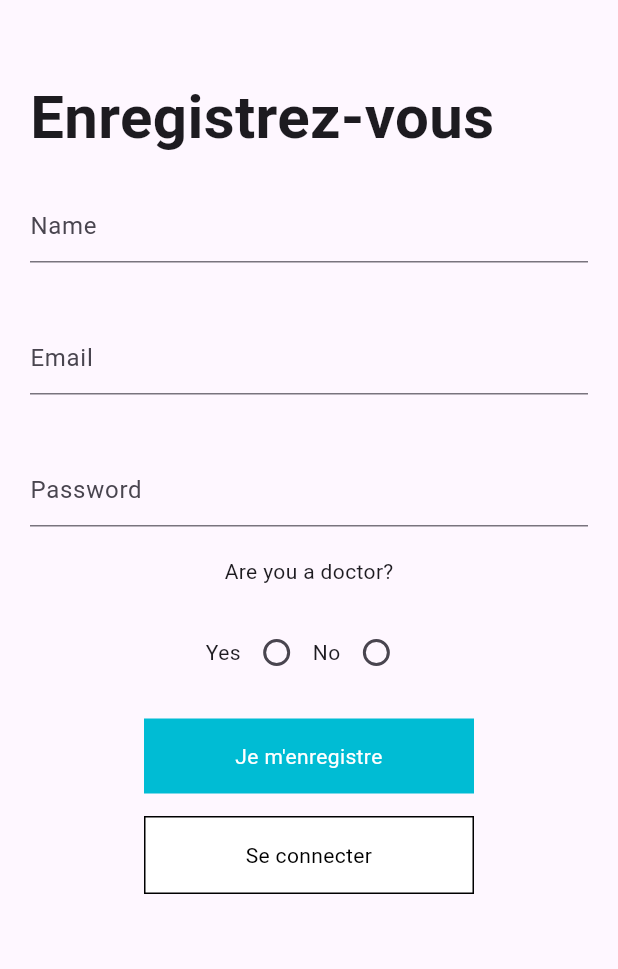
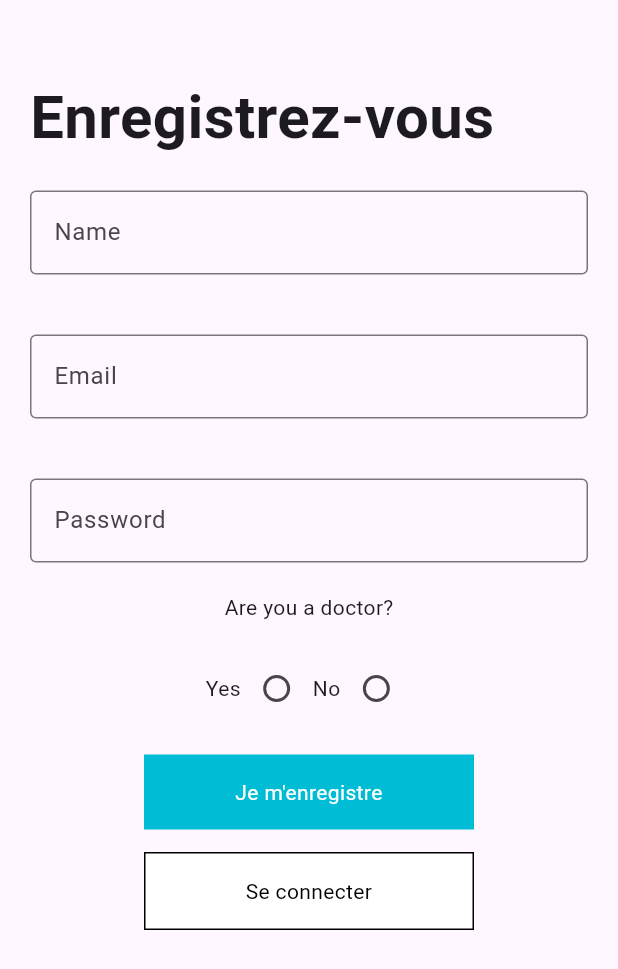
Before and after one commit to quantdev01/docteur_appointment, a Flutter app: the screen it shows after launch, after a tap on "Je prend rendez-vous", on a phone screen of 412 x 824 dp. Shown: the top 969 px of the screen. Run offline on Flutter 3.47's test engine with Material 3 defaults, Android fonts, the light colour scheme and no system bars; our stand-ins replace cloud_firestore, firebase_auth, firebase_core; accounts and stored records are empty.

Commit message:
added views

```diff
--- a/lib/screens/user_screens/user_main.dart
+++ b/lib/screens/user_screens/user_main.dart
@@ -60,7 +60,10 @@ class _UserMainState extends State<UserMain> {
         body: StreamBuilder(
           stream: FirebaseFirestore.instance
               .collection('users')
-              .where('isDoctor', isEqualTo: true)
+              .where(
+                'isDoctor',
+                isEqualTo: true,
+              )
               .snapshots(),
           builder: (context, snapshot) {
             if (!snapshot.hasData) {
--- a/lib/screens/user_screens/user_register.dart
+++ b/lib/screens/user_screens/user_register.dart
@@ -102,7 +102,10 @@ class _UserRegisterState extends State<UserRegister> {
                 Padding(
                   padding: const EdgeInsets.all(20),
                   child: TextField(
-                    decoration: const InputDecoration(hintText: 'Name'),
+                    decoration: const InputDecoration(
+                      hintText: 'Name',
+                      border: OutlineInputBorder(),
+                    ),
                     keyboardType: TextInputType.name,
                     autocorrect: false,
                     controller: _controllerName,
@@ -111,7 +114,10 @@ class _UserRegisterState extends State<UserRegister> {
                 Padding(
                   padding: const EdgeInsets.all(20),
                   child: TextField(
-                    decoration: const InputDecoration(hintText: 'Email'),
+                    decoration: const InputDecoration(
+                      hintText: 'Email',
+                      border: OutlineInputBorder(),
+                    ),
                     keyboardType: TextInputType.emailAddress,
                     autocorrect: false,
                     controller: _controllerEmail,
@@ -120,7 +126,10 @@ class _UserRegisterState extends State<UserRegister> {
                 Padding(
                   padding: const EdgeInsets.all(20),
                   child: TextField(
-                    decoration: const InputDecoration(hintText: 'Password'),
+                    decoration: const InputDecoration(
+                      hintText: 'Password',
+                      border: OutlineInputBorder(),
+                    ),
                     autocorrect: false,
                     obscureText: true,
                     controller: _controllerPassword,
@@ -159,8 +168,10 @@ class _UserRegisterState extends State<UserRegister> {
                     ? Padding(
                         padding: const EdgeInsets.all(20),
                         child: TextField(
-                          decoration:
-                              const InputDecoration(hintText: 'Speciality'),
+                          decoration: const InputDecoration(
+                            hintText: 'Speciality',
+                            border: OutlineInputBorder(),
+                          ),
                           autocorrect: true,
                           controller: _controllerSpeciality,
                         ),
```
Also changed, not shown: lib/screens/user_screens/user_login.dart (+8 -2 lines), 1 other file.
